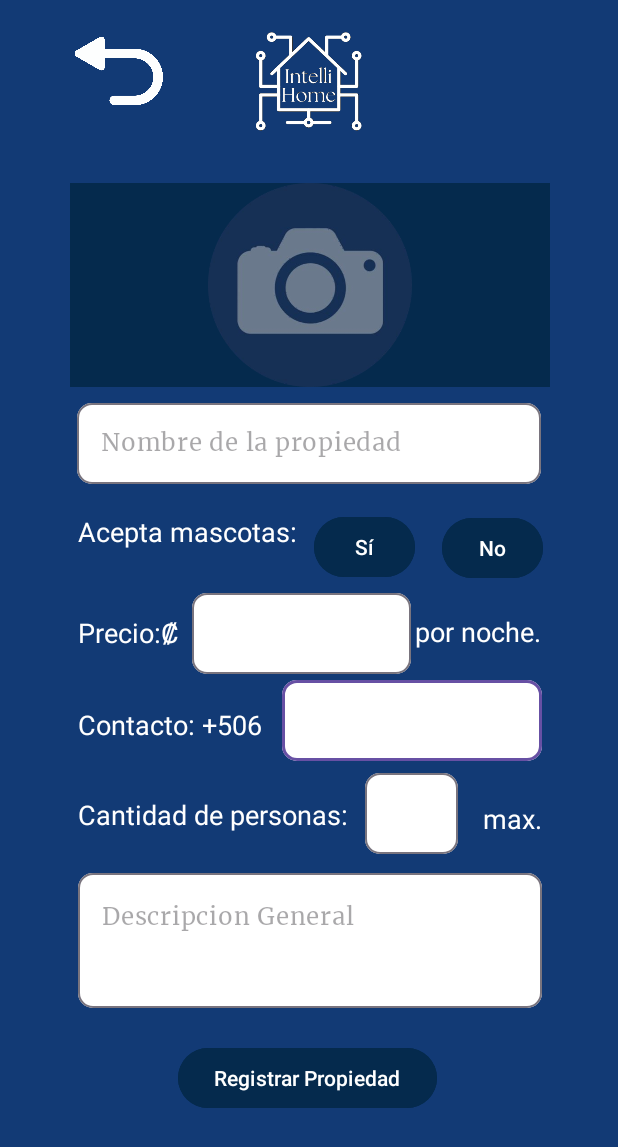
After one commit to Katharsis0/IntelliHome, an Android app: the RegistroPropiedad screen opened directly, with no data from a screen before it, on a phone screen of 412 x 824 dp. The commit adds this screen. Shown: the top 1147 px of the screen. Run offline under Robolectric (Android 15) with nearby library versions, the phone set to English and light mode, and no system bars.

Commit message:
Interfaz de registro y gestion de propiedades
Se realizan las interfaces de registro y gestion de propiedades

```diff
--- /dev/null
+++ b/app/src/main/java/com/example/intellihome/GestionPropiedad.java
@@ -0,0 +1,24 @@
+package com.example.intellihome;
+
+import android.os.Bundle;
+
+import androidx.activity.EdgeToEdge;
+import androidx.appcompat.app.AppCompatActivity;
+import androidx.core.graphics.Insets;
+import androidx.core.view.ViewCompat;
+import androidx.core.view.WindowInsetsCompat;
+
+public class GestionPropiedad extends AppCompatActivity {
+
+    @Override
+    protected void onCreate(Bundle savedInstanceState) {
+        super.onCreate(savedInstanceState);
+        EdgeToEdge.enable(this);
+        setContentView(R.layout.activity_gestion_propiedad);
+        ViewCompat.setOnApplyWindowInsetsListener(findViewById(R.id.main), (v, insets) -> {
+            Insets systemBars = insets.getInsets(WindowInsetsCompat.Type.systemBars());
+            v.setPadding(systemBars.left, systemBars.top, systemBars.right, systemBars.bottom);
+            return insets;
+        });
+    }
+}
--- /dev/null
+++ b/app/src/main/java/com/example/intellihome/RegistroPropiedad.java
@@ -0,0 +1,24 @@
+package com.example.intellihome;
+
+import android.os.Bundle;
+
+import androidx.activity.EdgeToEdge;
+import androidx.appcompat.app.AppCompatActivity;
+import androidx.core.graphics.Insets;
+import androidx.core.view.ViewCompat;
+import androidx.core.view.WindowInsetsCompat;
+
+public class RegistroPropiedad extends AppCompatActivity {
+
+    @Override
+    protected void onCreate(Bundle savedInstanceState) {
+        super.onCreate(savedInstanceState);
+        EdgeToEdge.enable(this);
+        setContentView(R.layout.activity_registro_propiedad);
+        ViewCompat.setOnApplyWindowInsetsListener(findViewById(R.id.main), (v, insets) -> {
+            Insets systemBars = insets.getInsets(WindowInsetsCompat.Type.systemBars());
+            v.setPadding(systemBars.left, systemBars.top, systemBars.right, systemBars.bottom);
+            return insets;
+        });
+    }
+}
--- /dev/null
+++ b/app/src/main/res/layout/activity_gestion_propiedad.xml
@@ -0,0 +1,103 @@
+<?xml version="1.0" encoding="utf-8"?>
+<androidx.constraintlayout.widget.ConstraintLayout xmlns:android="http://schemas.android.com/apk/res/android"
+    xmlns:app="http://schemas.android.com/apk/res-auto"
+    xmlns:tools="http://schemas.android.com/tools"
+    android:id="@+id/main"
+    android:layout_width="match_parent"
+    android:layout_height="match_parent"
+    tools:context=".GestionPropiedad"
+    android:background="#123a75">
+
+
+    <ImageView
+        android:id="@+id/imageView3"
+        android:layout_width="117dp"
+        android:layout_height="93dp"
+        app:layout_constraintBottom_toBottomOf="parent"
+        app:layout_constraintEnd_toEndOf="parent"
+        app:layout_constraintStart_toStartOf="parent"
+        app:layout_constraintTop_toTopOf="parent"
+        app:layout_constraintVertical_bias="0.087"
+        app:srcCompat="@drawable/logo1" />
+
+    <TextView
+        android:id="@+id/textView5"
+        android:layout_width="234dp"
+        android:layout_height="33dp"
+        android:text="Gestión de Propiedades"
+        android:textAlignment="center"
+
+        android:textColor="@color/white"
+
+        android:textSize="20sp"
+        app:layout_constraintBottom_toBottomOf="parent"
+        app:layout_constraintEnd_toEndOf="parent"
+        app:layout_constraintHorizontal_bias="0.497"
+        app:layout_constraintStart_toStartOf="parent"
+        app:layout_constraintTop_toBottomOf="@+id/imageView3"
+        app:layout_constraintVertical_bias="0.07" />
+
+    <Button
+        android:id="@+id/button4"
+        android:layout_width="174dp"
+        android:layout_height="60dp"
+        android:backgroundTint="@color/DarkBlue"
+        android:text="Ver Propiedades"
+        android:textAlignment="center"
+        android:textSize="16dp"
+        app:layout_constraintBottom_toBottomOf="parent"
+        app:layout_constraintEnd_toEndOf="parent"
+        app:layout_constraintHorizontal_bias="0.498"
+        app:layout_constraintStart_toStartOf="parent"
+        app:layout_constraintTop_toBottomOf="@+id/button3"
+        app:layout_constraintVertical_bias="0.128"
+        tools:ignore="MissingConstraints" />
+
+    <ImageButton
+        android:id="@+id/imageButton"
+        android:layout_width="58dp"
+        android:layout_height="52dp"
+        app:layout_constraintBottom_toBottomOf="parent"
+        app:layout_constraintEnd_toEndOf="parent"
+        app:layout_constraintHorizontal_bias="0.498"
+        app:layout_constraintStart_toStartOf="parent"
+        app:layout_constraintTop_toBottomOf="@+id/button4"
+        app:layout_constraintVertical_bias="0.328"
+        android:src="@drawable/menu"
+        android:scaleType="fitCenter"
+        android:background="?android:attr/selectableItemBackground"
+        >
+
+    </ImageButton>
+
+    <Button
+        android:id="@+id/button3"
+        android:layout_width="174dp"
+        android:layout_height="60dp"
+        android:backgroundTint="@color/DarkBlue"
+        android:text="Registrar Propiedad"
+        android:textAlignment="center"
+        android:textSize="16dp"
+        app:layout_constraintBottom_toBottomOf="parent"
+        app:layout_constraintEnd_toEndOf="parent"
+        app:layout_constraintHorizontal_bias="0.498"
+        app:layout_constraintStart_toStartOf="parent"
+        app:layout_constraintTop_toTopOf="parent"
+        app:layout_constraintVertical_bias="0.612"
+        tools:ignore="MissingConstraints" />
+
+    <ImageView
+        android:id="@+id/imageView4"
+        android:layout_width="172dp"
+        android:layout_height="154dp"
+        android:scaleType="fitCenter"
+        app:layout_constraintBottom_toTopOf="@+id/button3"
+        app:layout_constraintEnd_toEndOf="parent"
+        app:layout_constraintHorizontal_bias="0.498"
+        app:layout_constraintStart_toStartOf="parent"
+        app:layout_constraintTop_toBottomOf="@+id/textView5"
+        app:layout_constraintVertical_bias="0.375"
+        app:srcCompat="@drawable/gestion_propiedades" />
+
+
+</androidx.constraintlayout.widget.ConstraintLayout>
--- a/app/src/main/res/layout/activity_main.xml
+++ b/app/src/main/res/layout/activity_main.xml
@@ -25,6 +25,7 @@
         app:layout_constraintHorizontal_bias="0.495"
         app:layout_constraintStart_toStartOf="parent"
         app:layout_constraintTop_toTopOf="parent"
+        app:hintEnabled="false"
         app:layout_constraintVertical_bias="0.833">
 
         <!--Contraseña-->
@@ -45,6 +46,7 @@
             app:boxBackgroundColor="@color/white"
             app:boxCornerRadiusBottomEnd="10dp"
             app:boxCornerRadiusBottomStart="10dp"
+            app:hintEnabled="false"
             app:boxCornerRadiusTopEnd="10dp"
             app:boxCornerRadiusTopStart="10dp"
             app:passwordToggleEnabled="true">
--- /dev/null
+++ b/app/src/main/res/layout/activity_registro_propiedad.xml
@@ -0,0 +1,389 @@
+<?xml version="1.0" encoding="utf-8"?>
+<androidx.constraintlayout.widget.ConstraintLayout xmlns:android="http://schemas.android.com/apk/res/android"
+    xmlns:app="http://schemas.android.com/apk/res-auto"
+    xmlns:tools="http://schemas.android.com/tools"
+    android:id="@+id/main"
+    android:layout_width="match_parent"
+    android:layout_height="match_parent"
+    tools:context=".RegistroPropiedad"
+    android:background="#123a75">
+
+
+    <ImageView
+        android:id="@+id/imageView5"
+        android:layout_width="94dp"
+        android:layout_height="71dp"
+        app:layout_constraintBottom_toBottomOf="parent"
+        app:layout_constraintEnd_toEndOf="parent"
+        app:layout_constraintHorizontal_bias="0.498"
+        app:layout_constraintStart_toStartOf="parent"
+        app:layout_constraintTop_toTopOf="parent"
+        app:layout_constraintVertical_bias="0.024"
+        app:srcCompat="@drawable/logo1" />
+
+    <ImageButton
+        android:id="@+id/imageButton2"
+        android:layout_width="320dp"
+        android:layout_height="136dp"
+        app:layout_constraintBottom_toBottomOf="parent"
+        app:layout_constraintEnd_toEndOf="parent"
+        app:layout_constraintHorizontal_bias="0.509"
+        app:layout_constraintStart_toStartOf="parent"
+        app:layout_constraintTop_toTopOf="parent"
+        app:layout_constraintVertical_bias="0.177"
+        tools:ignore="MissingConstraints"
+        android:src="@drawable/camara"
+        android:scaleType="fitCenter"
+        android:background="@color/DarkBlue"/>
+
+    <TextView
+        android:id="@+id/textView11"
+        android:layout_width="71dp"
+        android:layout_height="29dp"
+        android:layout_marginTop="24dp"
+        android:layout_weight="1"
+        android:text="Precio:₡"
+        android:textColor="@color/white"
+        android:textSize="18dp"
+        app:layout_constraintBottom_toBottomOf="parent"
+        app:layout_constraintEnd_toEndOf="parent"
+        app:layout_constraintHorizontal_bias="0.152"
+        app:layout_constraintStart_toStartOf="parent"
+        app:layout_constraintTop_toTopOf="parent"
+        tools:ignore="MissingConstraints" />
+
+    <Button
+        android:id="@+id/button"
+        android:layout_width="67dp"
+        android:layout_height="48dp"
+        android:layout_marginTop="12dp"
+        android:layout_weight="1"
+        android:backgroundTint="@color/DarkBlue"
+        android:text="No"
+        app:layout_constraintBottom_toBottomOf="parent"
+        app:layout_constraintEnd_toEndOf="parent"
+        app:layout_constraintHorizontal_bias="0.854"
+        app:layout_constraintStart_toStartOf="parent"
+        app:layout_constraintTop_toTopOf="parent"
+        app:layout_constraintVertical_bias="0.431" />
+
+    <TextView
+        android:id="@+id/textView10"
+        android:layout_width="184dp"
+        android:layout_height="28dp"
+        android:layout_marginStart="52dp"
+        android:layout_weight="1"
+        android:fontFamily=""
+        android:text="Cantidad de personas:"
+        android:textColor="@color/white"
+        android:textSize="18dp"
+        app:layout_constraintBottom_toBottomOf="parent"
+        app:layout_constraintStart_toStartOf="parent"
+        app:layout_constraintTop_toTopOf="parent"
+        app:layout_constraintVertical_bias="0.667"
+        tools:ignore="MissingConstraints" />
+
+    <LinearLayout
+        android:id="@+id/linearLayout3"
+        android:layout_width="173dp"
+        android:layout_height="54dp"
+        android:orientation="vertical"
+        app:layout_constraintBottom_toBottomOf="parent"
+        app:layout_constraintEnd_toEndOf="parent"
+        app:layout_constraintHorizontal_bias="0.789"
+        app:layout_constraintStart_toStartOf="parent"
+        app:layout_constraintTop_toTopOf="parent"
+        app:layout_constraintVertical_bias="0.589"
+        tools:ignore="MissingConstraints">
+        <com.google.android.material.textfield.TextInputLayout
+            android:layout_width="match_parent"
+            android:layout_height="wrap_content"
+            android:textColorHint="@color/gray"
+            app:boxBackgroundColor="@color/white"
+            app:boxCornerRadiusBottomEnd="10dp"
+            app:boxCornerRadiusBottomStart="10dp"
+            app:boxCornerRadiusTopEnd="10dp"
+            app:boxCornerRadiusTopStart="10dp"
+            app:hintEnabled="false"
+            app:layout_constraintBottom_toBottomOf="parent"
+            app:layout_constraintEnd_toEndOf="parent"
+            app:layout_constraintHorizontal_bias="0.495"
+            app:layout_constraintStart_toStartOf="parent"
+            app:layout_constraintTop_toTopOf="parent"
+            app:layout_constraintVertical_bias="0.833">
+            <com.google.android.material.textfield.TextInputEditText
+                android:layout_width="match_parent"
+                android:layout_height="wrap_content"
+                android:fontFamily="@font/merriweather"
+                android:inputType="number"
+                android:textSize="16dp" />
+        </com.google.android.material.textfield.TextInputLayout>
+
+
+    </LinearLayout>
+
+    <LinearLayout
+        android:id="@+id/linearLayout5"
+        android:layout_width="146dp"
+        android:layout_height="54dp"
+        android:orientation="vertical"
+        app:layout_constraintBottom_toBottomOf="parent"
+        app:layout_constraintEnd_toEndOf="parent"
+        app:layout_constraintHorizontal_bias="0.032"
+        app:layout_constraintStart_toEndOf="@+id/textView11"
+        app:layout_constraintTop_toTopOf="parent"
+        app:layout_constraintVertical_bias="0.513"
+        tools:ignore="MissingConstraints">
+        <com.google.android.material.textfield.TextInputLayout
+            android:layout_width="match_parent"
+            android:layout_height="wrap_content"
+            android:textColorHint="@color/gray"
+            app:boxBackgroundColor="@color/white"
+            app:boxCornerRadiusBottomEnd="10dp"
+            app:boxCornerRadiusBottomStart="10dp"
+            app:boxCornerRadiusTopEnd="10dp"
+            app:boxCornerRadiusTopStart="10dp"
+            app:hintEnabled="false"
+            app:layout_constraintBottom_toBottomOf="parent"
+            app:layout_constraintEnd_toEndOf="parent"
+            app:layout_constraintHorizontal_bias="0.495"
+            app:layout_constraintStart_toStartOf="parent"
+            app:layout_constraintTop_toTopOf="parent"
+            app:layout_constraintVertical_bias="0.833"
+            >
+            <com.google.android.material.textfield.TextInputEditText
+                android:layout_width="match_parent"
+                android:layout_height="wrap_content"
+                android:fontFamily="@font/merriweather"
+                android:textSize="16dp"
+                android:inputType="number"/>
+        </com.google.android.material.textfield.TextInputLayout>
+
+
+    </LinearLayout>
+
+    <LinearLayout
+        android:id="@+id/linearLayout6"
+        android:layout_width="62dp"
+        android:layout_height="54dp"
+        android:orientation="vertical"
+        app:layout_constraintBottom_toBottomOf="parent"
+        app:layout_constraintEnd_toEndOf="parent"
+        app:layout_constraintHorizontal_bias="0.696"
+        app:layout_constraintStart_toStartOf="parent"
+        app:layout_constraintTop_toTopOf="parent"
+        app:layout_constraintVertical_bias="0.669">
+        <com.google.android.material.textfield.TextInputLayout
+            android:layout_width="match_parent"
+            android:layout_height="wrap_content"
+            android:textColorHint="@color/gray"
+            app:boxBackgroundColor="@color/white"
+            app:boxCornerRadiusBottomEnd="10dp"
+            app:boxCornerRadiusBottomStart="10dp"
+            app:boxCornerRadiusTopEnd="10dp"
+            app:boxCornerRadiusTopStart="10dp"
+            app:hintEnabled="false"
+            app:layout_constraintBottom_toBottomOf="parent"
+            app:layout_constraintEnd_toEndOf="parent"
+            app:layout_constraintHorizontal_bias="0.495"
+            app:layout_constraintStart_toStartOf="parent"
+            app:layout_constraintTop_toTopOf="parent"
+            app:layout_constraintVertical_bias="0.833">
+            <com.google.android.material.textfield.TextInputEditText
+                android:layout_width="match_parent"
+                android:layout_height="wrap_content"
+                android:fontFamily="@font/merriweather"
+                android:inputType="number"
+                android:textSize="16dp" />
+        </com.google.android.material.textfield.TextInputLayout>
+
+    </LinearLayout>
+
+    <Button
+        android:id="@+id/button2"
+        android:layout_width="67dp"
+        android:layout_height="48dp"
+        android:layout_weight="1"
+        android:backgroundTint="@color/DarkBlue"
+        android:text="Sí"
+        app:layout_constraintBottom_toBottomOf="parent"
+        app:layout_constraintEnd_toEndOf="parent"
+        app:layout_constraintHorizontal_bias="0.607"
+        app:layout_constraintStart_toStartOf="parent"
+        app:layout_constraintTop_toTopOf="parent"
+        app:layout_constraintVertical_bias="0.439" />
+
+    <LinearLayout
+        android:id="@+id/linearLayout4"
+        android:layout_width="309dp"
+        android:layout_height="90dp"
+        android:orientation="vertical"
+        app:layout_constraintBottom_toBottomOf="parent"
+        app:layout_constraintEnd_toEndOf="parent"
+        app:layout_constraintHorizontal_bias="0.509"
+        app:layout_constraintStart_toStartOf="parent"
+        app:layout_constraintTop_toTopOf="parent"
+        app:layout_constraintVertical_bias="0.793"
+        tools:ignore="MissingConstraints">
+        <com.google.android.material.textfield.TextInputLayout
+            android:layout_width="match_parent"
+            android:layout_height="match_parent"
+            android:textColorHint="@color/gray"
+            app:boxBackgroundColor="@color/white"
+            app:boxCornerRadiusBottomEnd="10dp"
+            app:boxCornerRadiusBottomStart="10dp"
+            app:boxCornerRadiusTopEnd="10dp"
+            app:boxCornerRadiusTopStart="10dp"
+            app:hintEnabled="false"
+            app:layout_constraintBottom_toBottomOf="parent"
+            app:layout_constraintEnd_toEndOf="parent"
+            app:layout_constraintHorizontal_bias="0.495"
+            app:layout_constraintStart_toStartOf="parent"
+            app:layout_constraintTop_toTopOf="parent"
+            app:layout_constraintVertical_bias="0.833">
+
+            <com.google.android.material.textfield.TextInputEditText
+                android:layout_width="match_parent"
+                android:layout_height="match_parent"
+                android:fontFamily="@font/merriweather"
+                android:hint="Descripcion General"
+                android:gravity="start"
+                android:textSize="16dp" />
+        </com.google.android.material.textfield.TextInputLayout>
+
+
+    </LinearLayout>
+
+    <TextView
+        android:id="@+id/textView17"
+        android:layout_width="85dp"
+        android:layout_height="29dp"
+        android:layout_weight="1"
+        android:text="por noche."
+        android:textColor="@color/white"
+        android:textSize="18dp"
+        app:layout_constraintBottom_toBottomOf="parent"
+        app:layout_constraintEnd_toEndOf="parent"
+        app:layout_constraintHorizontal_bias="0.846"
+        app:layout_constraintStart_toStartOf="parent"
+        app:layout_constraintTop_toTopOf="parent"
+        app:layout_constraintVertical_bias="0.514"
+        tools:ignore="MissingConstraints" />
+
+    <LinearLayout
+        android:id="@+id/linearLayout2"
+        android:layout_width="309dp"
+        android:layout_height="54dp"
+        android:orientation="vertical"
+        app:layout_constraintBottom_toBottomOf="parent"
+        app:layout_constraintEnd_toEndOf="parent"
+        app:layout_constraintStart_toStartOf="parent"
+        app:layout_constraintTop_toTopOf="parent"
+        app:layout_constraintVertical_bias="0.349"
+        tools:ignore="MissingConstraints">
+
+        <com.google.android.material.textfield.TextInputLayout
+            android:layout_width="match_parent"
+            android:layout_height="wrap_content"
+            android:textColorHint="@color/gray"
+            app:boxBackgroundColor="@color/white"
+            app:boxCornerRadiusBottomEnd="10dp"
+            app:boxCornerRadiusBottomStart="10dp"
+            app:boxCornerRadiusTopEnd="10dp"
+            app:boxCornerRadiusTopStart="10dp"
+            app:hintEnabled="false"
+            app:layout_constraintBottom_toBottomOf="parent"
+            app:layout_constraintEnd_toEndOf="parent"
+            app:layout_constraintHorizontal_bias="0.495"
+            app:layout_constraintStart_toStartOf="parent"
+            app:layout_constraintTop_toTopOf="parent"
+            app:layout_constraintVertical_bias="0.833">
+
+            <com.google.android.material.textfield.TextInputEditText
+                android:layout_width="match_parent"
+                android:layout_height="wrap_content"
+                android:fontFamily="@font/merriweather"
+                android:hint="Nombre de la propiedad"
+
+                android:textSize="16dp" />
+        </com.google.android.material.textfield.TextInputLayout>
+
+    </LinearLayout>
+
+    <TextView
+        android:id="@+id/textView7"
+        android:layout_width="44dp"
+        android:layout_height="24dp"
+        android:layout_weight="1"
+        android:text=" max."
+        android:textColor="@color/white"
+        android:textSize="18dp"
+        app:layout_constraintBottom_toBottomOf="parent"
+        app:layout_constraintEnd_toEndOf="parent"
+        app:layout_constraintHorizontal_bias="0.863"
+        app:layout_constraintStart_toStartOf="parent"
+        app:layout_constraintTop_toTopOf="parent"
+        app:layout_constraintVertical_bias="0.667"
+        tools:ignore="MissingConstraints" />
+
+    <TextView
+        android:id="@+id/textView15"
+        android:layout_width="126dp"
+        android:layout_height="25dp"
+        android:layout_weight="1"
+        android:text="Contacto: +506"
+        android:textColor="@color/white"
+        android:textSize="18dp"
+        app:layout_constraintBottom_toBottomOf="parent"
+        app:layout_constraintEnd_toEndOf="parent"
+        app:layout_constraintHorizontal_bias="0.182"
+        app:layout_constraintStart_toStartOf="parent"
+        app:layout_constraintTop_toTopOf="parent"
+        app:layout_constraintVertical_bias="0.589"
+        tools:ignore="MissingConstraints" />
+
+    <TextView
+        android:id="@+id/textView9"
+        android:layout_width="150dp"
+        android:layout_height="29dp"
+        android:layout_weight="1"
+        android:text="Acepta mascotas:"
+        android:textColor="@color/white"
+        android:textSize="18dp"
+        app:layout_constraintBottom_toBottomOf="parent"
+        app:layout_constraintEnd_toEndOf="parent"
+        app:layout_constraintHorizontal_bias="0.199"
+        app:layout_constraintStart_toStartOf="parent"
+        app:layout_constraintTop_toTopOf="parent"
+        app:layout_constraintVertical_bias="0.43"
+        tools:ignore="MissingConstraints" />
+
+    <ImageButton
+        android:id="@+id/imageButton4"
+        android:layout_width="62dp"
+        android:layout_height="59dp"
+        app:layout_constraintBottom_toBottomOf="parent"
+        app:layout_constraintEnd_toEndOf="parent"
+        app:layout_constraintHorizontal_bias="0.137"
+        app:layout_constraintStart_toStartOf="parent"
+        app:layout_constraintTop_toTopOf="parent"
+        app:layout_constraintVertical_bias="0.023"
+        android:src="@drawable/devolver"
+        android:scaleType="fitCenter"
+        android:background="?android:attr/selectableItemBackground"/>
+
+    <Button
+        android:id="@+id/button5"
+        android:layout_width="wrap_content"
+        android:layout_height="wrap_content"
+        android:backgroundTint="@color/DarkBlue"
+        android:text="Registrar Propiedad"
+        app:layout_constraintBottom_toBottomOf="parent"
+        app:layout_constraintEnd_toEndOf="parent"
+        app:layout_constraintHorizontal_bias="0.497"
+        app:layout_constraintStart_toStartOf="parent"
+        app:layout_constraintTop_toTopOf="parent"
+        app:layout_constraintVertical_bias="0.895"
+        tools:ignore="MissingConstraints" />
+
+</androidx.constraintlayout.widget.ConstraintLayout>
```
Also changed, not shown: app/src/main/AndroidManifest.xml (+7 -0 lines), app/src/main/res/drawable/camara.png (added), app/src/main/res/drawable/devolver.png (added), app/src/main/res/drawable/gestion_propiedades.png (added), app/src/main/res/drawable/menu.png (added).
